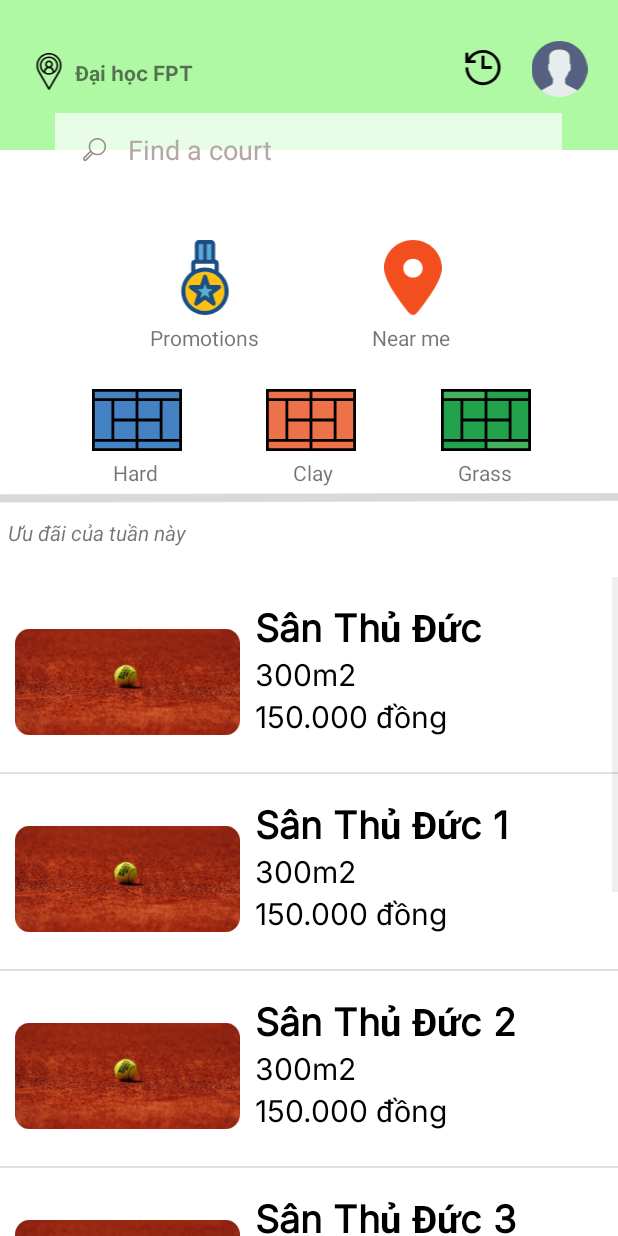
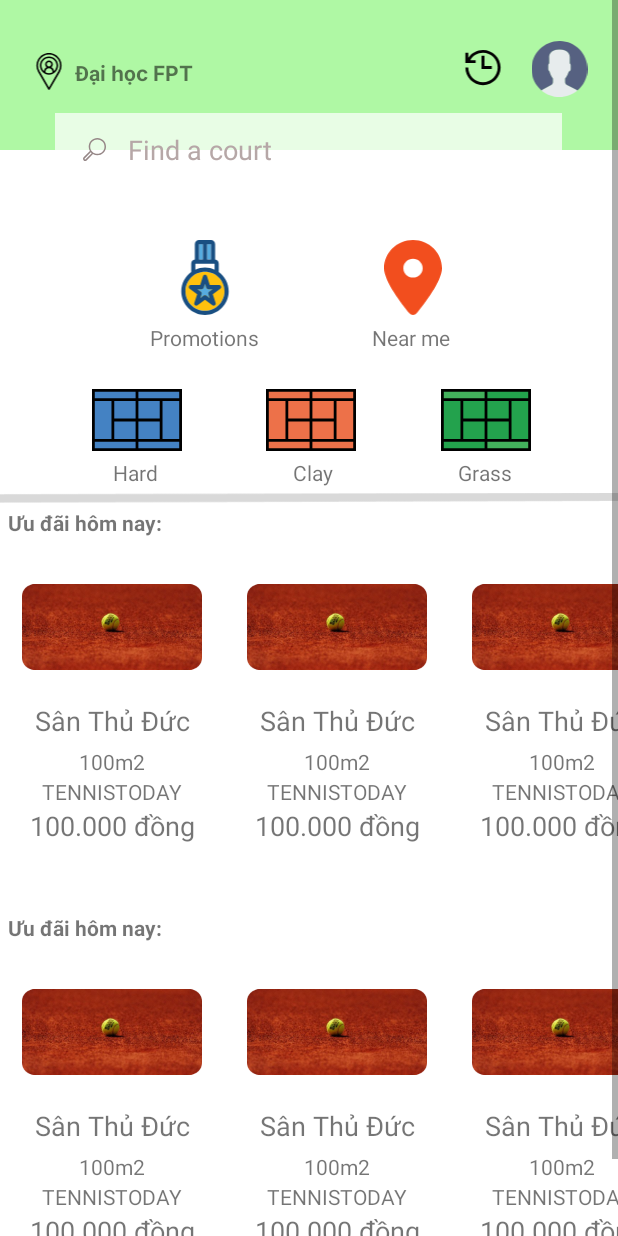
Before and after one commit to son-nct/tennis-booking-app, an Android app: the HomeActivity screen opened directly, with no data from a screen before it, on a phone screen of 412 x 824 dp. Run offline under Robolectric (Android 15) with nearby library versions, the phone set to English and light mode, and no system bars; Roboto replaces fonts that are not available here.

Commit message:
[PhucHLH] 29072022

```diff
--- a/app/build.gradle
+++ b/app/build.gradle
@@ -28,7 +28,6 @@ android {
 }
 
 dependencies {
-
     implementation 'androidx.appcompat:appcompat:1.4.1'
     implementation 'com.google.android.material:material:1.6.0'
     implementation 'androidx.constraintlayout:constraintlayout:2.1.4'
--- a/app/src/main/java/com/example/tennis_booking_app/HomeActivity.java
+++ b/app/src/main/java/com/example/tennis_booking_app/HomeActivity.java
@@ -1,31 +1,39 @@
 package com.example.tennis_booking_app;
 
 import androidx.appcompat.app.AppCompatActivity;
+import androidx.recyclerview.widget.DefaultItemAnimator;
+import androidx.recyclerview.widget.LinearLayoutManager;
+import androidx.recyclerview.widget.RecyclerView;
 
 import android.content.Intent;
 import android.graphics.Color;
 import android.os.Build;
 import android.os.Bundle;
 import android.view.View;
+import android.widget.Adapter;
 import android.widget.AdapterView;
 import android.widget.ImageView;
+import android.widget.LinearLayout;
+import android.widget.ListAdapter;
 import android.widget.ListView;
 
 import java.io.Serializable;
 import java.util.ArrayList;
+import java.util.List;
 
 public class HomeActivity extends AppCompatActivity {
     ImageView imgPromo;
     ImageView imgSearchBar, imgHard, imgClay, imgGrass, imgUser, imgHistory;
-    ArrayList<SanTennis> arrSan;
-    SanAdapter sanAdapter;
-    ListView lvUuDai;
+    List<SanKM> arrSanPromo, arrLovedCourt;
+    Adapter sanAdapter;
+    HorizontalAdapter horizontalAdapter, horizontalAdapterLoved;
+    RecyclerView viewPromo, viewLoved;
 
     @Override
     protected void onCreate(Bundle savedInstanceState) {
         super.onCreate(savedInstanceState);
         setContentView(R.layout.activity_home);
-        lvUuDai = (ListView) findViewById(R.id.lvUuDai);
+
         imgSearchBar = (ImageView) findViewById(R.id.imgSearchBar);
         imgPromo = (ImageView) findViewById(R.id.imgPromo);
         imgClay = (ImageView) findViewById(R.id.imgClay);
@@ -34,7 +42,26 @@ public class HomeActivity extends AppCompatActivity {
         imgUser = (ImageView) findViewById(R.id.imgUser);
         imgHistory = (ImageView) findViewById(R.id.imgHistory);
 
-        AnhXa();
+        viewPromo = (RecyclerView) findViewById(R.id.viewPromo);
+        viewLoved = (RecyclerView) findViewById(R.id.viewLovedCourt);
+        arrSanPromo = new ArrayList<>();
+        arrLovedCourt = new ArrayList<>();
+        horizontalAdapter = new HorizontalAdapter(this, arrSanPromo);
+        horizontalAdapterLoved = new HorizontalAdapter(this, arrLovedCourt);
+        LinearLayoutManager mLayoutManager = new LinearLayoutManager(getApplicationContext());
+        LinearLayoutManager mLayoutLoved = new LinearLayoutManager(getApplicationContext());
+        mLayoutManager.setOrientation(LinearLayoutManager.HORIZONTAL);
+        mLayoutLoved.setOrientation(LinearLayoutManager.HORIZONTAL);
+        viewPromo.setLayoutManager(mLayoutManager);
+        viewPromo.setItemAnimator(new DefaultItemAnimator());
+        viewPromo.setAdapter(horizontalAdapter);
+
+        viewLoved.setLayoutManager(mLayoutLoved);
+        viewLoved.setItemAnimator(new DefaultItemAnimator());
+        viewLoved.setAdapter(horizontalAdapterLoved);
+
+        initData();
+        initDataLoved();
 
         if (Build.VERSION.SDK_INT >= Build.VERSION_CODES.LOLLIPOP) {
             getWindow().setStatusBarColor(Color.parseColor("#AFF8A3"));
@@ -76,7 +103,7 @@ public class HomeActivity extends AppCompatActivity {
             @Override
             public void onClick(View v) {
                 Intent intent = new Intent(HomeActivity.this, SpecificCourtsActivity.class);
-                intent.putExtra("Type", "Hard");
+                intent.putExtra("sandetail", "Hard");
                 startActivity(intent);
             }
         });
@@ -85,7 +112,7 @@ public class HomeActivity extends AppCompatActivity {
             @Override
             public void onClick(View v) {
                 Intent intent = new Intent(HomeActivity.this, SpecificCourtsActivity.class);
-                intent.putExtra("Type", "Clay");
+                intent.putExtra("sandetail", "Clay");
                 startActivity(intent);
             }
         });
@@ -94,32 +121,34 @@ public class HomeActivity extends AppCompatActivity {
             @Override
             public void onClick(View v) {
                 Intent intent = new Intent(HomeActivity.this, SpecificCourtsActivity.class);
-                intent.putExtra("Type", "Grass");
-                startActivity(intent);
-            }
-        });
-
-        lvUuDai.setOnItemClickListener(new AdapterView.OnItemClickListener() {
-            @Override
-            public void onItemClick(AdapterView<?> parent, View view, int position, long id) {
-                Intent intent = new Intent(HomeActivity.this, YardDetail.class);
-                SanTennis sanTennis =arrSan.get(position);
-                intent.putExtra("sandetail", (Serializable) sanTennis );
+                intent.putExtra("sandetail", "Grass");
                 startActivity(intent);
             }
         });
     }
 
     private void AnhXa(){
-        arrSan = new ArrayList<>();
-        arrSan.add(new SanTennis("Sân Thủ Đức", "300m2", "150.000 đồng", R.drawable.san1a));
-        arrSan.add(new SanTennis("Sân Thủ Đức 1", "300m2", "150.000 đồng", R.drawable.san1a));
-        arrSan.add(new SanTennis("Sân Thủ Đức 2", "300m2", "150.000 đồng", R.drawable.san1a));
-        arrSan.add(new SanTennis("Sân Thủ Đức 3", "300m2", "150.000 đồng", R.drawable.san1a));
-        arrSan.add(new SanTennis("Sân Thủ Đức 4", "300m2", "150.000 đồng", R.drawable.san1a));
-        arrSan.add(new SanTennis("Sân Thủ Đức 5", "300m2", "150.000 đồng", R.drawable.san1a));
-        arrSan.add(new SanTennis("Sân Thủ Đức 6", "300m2", "150.000 đồng", R.drawable.san1a));
-        sanAdapter = new SanAdapter(this, R.layout.list_san, arrSan);
-        lvUuDai.setAdapter(sanAdapter);
     }
+
+    private void initData(){
+        arrSanPromo.add(new SanKM("Sân Thủ Đức", "100m2", "100.000 đồng", "TENNISTODAY", R.drawable.san1a));
+        arrSanPromo.add(new SanKM("Sân Thủ Đức", "100m2", "100.000 đồng", "TENNISTODAY", R.drawable.san1a));
+        arrSanPromo.add(new SanKM("Sân Thủ Đức", "100m2", "100.000 đồng", "TENNISTODAY", R.drawable.san1a));
+        arrSanPromo.add(new SanKM("Sân Thủ Đức", "100m2", "100.000 đồng", "TENNISTODAY", R.drawable.san1a));
+        arrSanPromo.add(new SanKM("Sân Thủ Đức", "100m2", "100.000 đồng", "TENNISTODAY", R.drawable.san1a));
+        arrSanPromo.add(new SanKM("Sân Thủ Đức", "100m2", "100.000 đồng", "TENNISTODAY", R.drawable.san1a));
+        horizontalAdapter.notifyDataSetChanged();
+    }
+
+    private void initDataLoved(){
+        arrLovedCourt.add(new SanKM("Sân Thủ Đức", "100m2", "100.000 đồng", "TENNISTODAY", R.drawable.san1a));
+        arrLovedCourt.add(new SanKM("Sân Thủ Đức", "100m2", "100.000 đồng", "TENNISTODAY", R.drawable.san1a));
+        arrLovedCourt.add(new SanKM("Sân Thủ Đức", "100m2", "100.000 đồng", "TENNISTODAY", R.drawable.san1a));
+        arrLovedCourt.add(new SanKM("Sân Thủ Đức", "100m2", "100.000 đồng", "TENNISTODAY", R.drawable.san1a));
+        arrLovedCourt.add(new SanKM("Sân Thủ Đức", "100m2", "100.000 đồng", "TENNISTODAY", R.drawable.san1a));
+        arrLovedCourt.add(new SanKM("Sân Thủ Đức", "100m2", "100.000 đồng", "TENNISTODAY", R.drawable.san1a));
+        horizontalAdapterLoved.notifyDataSetChanged();
+    }
+
+
 }
--- /dev/null
+++ b/app/src/main/java/com/example/tennis_booking_app/HorizontalAdapter.java
@@ -0,0 +1,80 @@
+package com.example.tennis_booking_app;
+
+import android.content.Context;
+import android.content.Intent;
+import android.view.LayoutInflater;
+import android.view.View;
+import android.view.ViewGroup;
+import android.widget.ImageView;
+import android.widget.RelativeLayout;
+import android.widget.TextView;
+
+import androidx.annotation.NonNull;
+import androidx.recyclerview.widget.RecyclerView;
+
+import java.io.Serializable;
+import java.util.ArrayList;
+import java.util.List;
+
+public class HorizontalAdapter extends RecyclerView.Adapter<HorizontalAdapter.MyViewHolder> {
+    private List<SanKM> arrKMList;
+    Context context;
+
+    public class MyViewHolder extends RecyclerView.ViewHolder {
+        ImageView imgHinh;
+        TextView txtTenSanPromo, txtDienTichPromo, txtPromoCode, txtGiaPromo;
+        RelativeLayout rvSan;
+
+        public MyViewHolder(@NonNull View itemView) {
+            super(itemView);
+            imgHinh = itemView.findViewById(R.id.imgHinhPromo);
+            txtTenSanPromo = itemView.findViewById(R.id.txtTenSanPromo);
+            txtDienTichPromo = itemView.findViewById(R.id.txtDienTichPromo);
+            txtPromoCode = itemView.findViewById(R.id.txtCodePromo);
+            txtGiaPromo = itemView.findViewById(R.id.txtGiaPromo);
+            rvSan = itemView.findViewById(R.id.rvSan);
+        }
+    }
+
+    public HorizontalAdapter(Context context, List<SanKM> arrKMList) {
+        this.arrKMList = arrKMList;
+        this.context = context;
+    }
+
+    @NonNull
+    @Override
+    public MyViewHolder onCreateViewHolder(@NonNull ViewGroup parent, int viewType) {
+        Context context = parent.getContext();
+        LayoutInflater layoutInflater = LayoutInflater.from(context);
+        View view = layoutInflater.inflate(R.layout.list_court_horizontal, parent, false);
+        MyViewHolder myViewHolder = new MyViewHolder(view);
+        return myViewHolder;
+    }
+
+    @Override
+    public void onBindViewHolder(@NonNull MyViewHolder holder, int position) {
+        SanKM sanKM = arrKMList.get(position);
+        System.out.println("1333333333333333333333333333333333333333321" + arrKMList.get(position).getHinh());
+        System.out.println("8888888888888888888888888888888888888888888" + holder);
+        System.out.println("999999999999999999999999999999999999999" + holder.imgHinh);
+        holder.imgHinh.setImageResource(sanKM.getHinh());
+        holder.txtTenSanPromo.setText(sanKM.getTen());
+        holder.txtDienTichPromo.setText(sanKM.getDientich());
+        holder.txtPromoCode.setText(sanKM.getPromoCode());
+        holder.txtGiaPromo.setText(sanKM.getTien());
+        holder.rvSan.setOnClickListener(new View.OnClickListener() {
+            @Override
+            public void onClick(View v) {
+                Intent intent=new Intent(context, YardDetail.class);
+                intent.putExtra("sandetail", (Serializable) sanKM);
+                context.startActivity(intent);
+            }
+        });
+    }
+
+    @Override
+    public int getItemCount() {
+        return arrKMList.size();
+    }
+
+}
--- a/app/src/main/java/com/example/tennis_booking_app/SanAdapter.java
+++ b/app/src/main/java/com/example/tennis_booking_app/SanAdapter.java
@@ -46,6 +46,7 @@ public class SanAdapter extends BaseAdapter {
         TextView txtTen=(TextView) convertView.findViewById(R.id.txtTensan);
         TextView txtDientich=(TextView) convertView.findViewById(R.id.txtDientich);
         TextView txtTien=(TextView) convertView.findViewById(R.id.txtTien);
+        TextView txtKhoangCach =(TextView) convertView.findViewById(R.id.txtKhoangCach);
 
         SanTennis san=sanTennisList.get(position);
 
@@ -53,6 +54,7 @@ public class SanAdapter extends BaseAdapter {
         txtTen.setText(san.getTen());
         txtDientich.setText(san.getDientich());
         txtTien.setText(san.getTien());
+        txtKhoangCach.setText(san.getKhoangCach());
 
         return convertView;
     }
--- a/app/src/main/java/com/example/tennis_booking_app/SanKM.java
+++ b/app/src/main/java/com/example/tennis_booking_app/SanKM.java
@@ -3,14 +3,22 @@ package com.example.tennis_booking_app;
 import java.io.Serializable;
 
 public class SanKM implements Serializable {
-    private String ten,dientich,tien;
+    private String ten,dientich,tien, promoCode;
     private int hinh;
 
-    public SanKM(String ten, String dientich, String tien, int hinh) {
+    public SanKM(String ten, String dientich, String tien, String promoCode, int hinh) {
         this.ten = ten;
         this.dientich = dientich;
         this.tien = tien;
+        this.promoCode = promoCode;
         this.hinh = hinh;
+    }
+    public String getPromoCode() {
+        return promoCode;
+    }
+
+    public void setPromoCode(String promoCode) {
+        this.promoCode = promoCode;
     }
 
     public String getTen() {
--- a/app/src/main/java/com/example/tennis_booking_app/SearchPageActivity.java
+++ b/app/src/main/java/com/example/tennis_booking_app/SearchPageActivity.java
@@ -32,7 +32,7 @@ public class SearchPageActivity extends AppCompatActivity {
                 String searchText = txtSearch.getText().toString().trim();
                 if(actionId == EditorInfo.IME_ACTION_SEARCH){
                     Intent intent = new Intent(SearchPageActivity.this, SpecificCourtsActivity.class);
-                    intent.putExtra("Type", searchText);
+                    intent.putExtra("sandetail", searchText);
                     startActivity(intent);
                     return true;
                 }
--- a/app/src/main/java/com/example/tennis_booking_app/YardDetail.java
+++ b/app/src/main/java/com/example/tennis_booking_app/YardDetail.java
@@ -24,9 +24,9 @@ public class YardDetail extends AppCompatActivity {
 
         lvSan=(ListView) findViewById(R.id.lvSan);
         arrSan=new ArrayList<>();
-        arrSan.add(new SanTennis("Sân 1A - Sân đất nện","36.57m x 18.29m","70.000 - 300.000 vnđ",R.drawable.san1a));
-        arrSan.add(new SanTennis("Sân 2A - Sân PVC","36.57m x 18.29m","100.000 - 350.000 vnđ",R.drawable.san2a));
-        arrSan.add(new SanTennis("Sân 2B - Sân cỏ","36.57m x 18.29m","150.00 - 400.000 vnđ",R.drawable.san2b));
+        arrSan.add(new SanTennis("Sân 1A - Sân đất nện","36.57m x 18.29m","70.000 - 300.000 vnđ",R.drawable.san1a, "3 km"));
+        arrSan.add(new SanTennis("Sân 2A - Sân PVC","36.57m x 18.29m","100.000 - 350.000 vnđ",R.drawable.san2a, "3 km"));
+        arrSan.add(new SanTennis("Sân 2B - Sân cỏ","36.57m x 18.29m","150.00 - 400.000 vnđ",R.drawable.san2b, "3 km"));
 
         adapter=new SanAdapter(this,R.layout.list_san,arrSan);
         lvSan.setAdapter(adapter);
--- a/app/src/main/res/layout/activity_home.xml
+++ b/app/src/main/res/layout/activity_home.xml
@@ -5,6 +5,15 @@
     android:layout_width="match_parent"
     android:layout_height="match_parent"
     tools:context=".HomeActivity">
+
+    <ScrollView
+        android:layout_width="match_parent"
+        android:layout_height="match_parent">
+
+        <LinearLayout
+            android:layout_width="match_parent"
+            android:layout_height="wrap_content"
+            android:orientation="vertical">
 
             <RelativeLayout
                 android:layout_width="match_parent"
@@ -62,8 +71,8 @@
 
             <RelativeLayout
                 android:layout_width="match_parent"
-        android:layout_height="100dp"
-        android:layout_marginTop="50dp">
+                android:layout_marginTop="-50dp"
+                android:layout_height="100dp">
 
 
                 <ImageView
@@ -90,12 +99,12 @@
                     android:text="Find a court"
                     android:textColor="#B6A7A7"
                     android:textSize="18dp" />
+
             </RelativeLayout>
 
             <RelativeLayout
                 android:layout_width="match_parent"
-        android:layout_height="175dp"
-        android:layout_marginTop="150dp">
+                android:layout_height="175dp">
 
                 <RelativeLayout
                     android:layout_width="match_parent"
@@ -213,29 +222,51 @@
             <ImageView
                 android:layout_width="wrap_content"
                 android:layout_height="wrap_content"
-        android:layout_marginTop="325dp"
                 app:srcCompat="@drawable/line" />
 
-    <RelativeLayout
+            <LinearLayout
+                android:id="@+id/linearView"
                 android:layout_width="match_parent"
-        android:layout_height="match_parent"
-        android:layout_marginTop="335dp">
+                android:layout_height="270dp"
+                android:orientation="vertical">
 
                 <TextView
                     android:layout_width="wrap_content"
                     android:layout_height="wrap_content"
                     android:layout_marginLeft="5dp"
-            android:layout_marginTop="10dp"
-            android:text="Ưu đãi của tuần này"
-            android:textStyle="italic" />
+                    android:text="Ưu đãi hôm nay:"
+                    android:textSize="14dp"
+                    android:textStyle="bold" />
 
-        <ListView
-            android:id="@+id/lvUuDai"
+                <androidx.recyclerview.widget.RecyclerView
+                    android:id="@+id/viewPromo"
                     android:layout_width="match_parent"
-            android:layout_height="461dp"
-            android:layout_alignParentTop="true"
-            android:layout_marginTop="49dp" />
+                    android:layout_height="240dp" />
+
+            </LinearLayout>
+
+            <LinearLayout
+                android:id="@+id/linear1"
+                android:layout_width="match_parent"
+                android:layout_height="270dp"
+                android:orientation="vertical">
+
+                <TextView
+                    android:layout_width="wrap_content"
+                    android:layout_height="wrap_content"
+                    android:layout_marginLeft="5dp"
+                    android:text="Ưu đãi hôm nay:"
+                    android:textSize="14dp"
+                    android:textStyle="bold" />
+
+                <androidx.recyclerview.widget.RecyclerView
+                    android:id="@+id/viewLovedCourt"
+                    android:layout_width="match_parent"
+                    android:layout_height="240dp" />
+
+            </LinearLayout>
+        </LinearLayout>
+    </ScrollView>
+
 
 </RelativeLayout>
-
-</RelativeLayout>
--- a/app/src/main/res/layout/activity_promotion.xml
+++ b/app/src/main/res/layout/activity_promotion.xml
@@ -18,13 +18,14 @@
         app:srcCompat="@drawable/ic_arrow_arrow_left_left_svgrepo_com"
         tools:ignore="MissingConstraints" />
 
+
     <TextView
         android:id="@+id/tvPromotion"
         android:layout_width="wrap_content"
         android:layout_height="wrap_content"
         android:layout_centerHorizontal="true"
-        android:layout_marginStart="96dp"
-        android:layout_marginTop="40dp"
+        android:layout_marginStart="92dp"
+        android:layout_marginTop="32dp"
         android:fontFamily="@font/inter_bold"
         android:text="Khuyến mãi"
         android:textColor="@color/black"
@@ -32,7 +33,6 @@
         app:layout_constraintStart_toStartOf="parent"
         app:layout_constraintTop_toTopOf="parent"
         tools:ignore="MissingConstraints" />
-
 
     <ImageView
         android:id="@+id/imageSetting"
--- /dev/null
+++ b/app/src/main/res/layout/list_court_horizontal.xml
@@ -0,0 +1,50 @@
+<?xml version="1.0" encoding="utf-8"?>
+<RelativeLayout xmlns:android="http://schemas.android.com/apk/res/android"
+    xmlns:app="http://schemas.android.com/apk/res-auto"
+    android:id="@+id/rvSan"
+    android:layout_width="150dp"
+    android:layout_height="210dp">
+
+
+    <ImageView
+        android:id="@+id/imgHinhPromo"
+        android:layout_width="120dp"
+        android:layout_height="120dp"
+        android:layout_centerHorizontal="true" />
+
+    <TextView
+        android:id="@+id/txtTenSanPromo"
+        android:layout_width="wrap_content"
+        android:layout_height="wrap_content"
+        android:layout_centerHorizontal="true"
+        android:layout_marginTop="110dp"
+        android:text="Tên sân nè"
+        android:textSize="18dp" />
+
+    <TextView
+        android:id="@+id/txtDienTichPromo"
+        android:layout_width="wrap_content"
+        android:layout_height="wrap_content"
+        android:layout_centerHorizontal="true"
+        android:layout_marginTop="140dp"
+        android:text="Diện tích"
+        android:textSize="14dp" />
+
+    <TextView
+        android:id="@+id/txtCodePromo"
+        android:layout_width="wrap_content"
+        android:layout_height="wrap_content"
+        android:layout_centerHorizontal="true"
+        android:layout_marginTop="160dp"
+        android:text="Discount code"
+        android:textSize="14dp" />
+
+    <TextView
+        android:id="@+id/txtGiaPromo"
+        android:layout_width="wrap_content"
+        android:layout_height="wrap_content"
+        android:layout_centerHorizontal="true"
+        android:layout_marginTop="180dp"
+        android:text="giá tiền"
+        android:textSize="18dp" />
+</RelativeLayout>
--- a/app/src/main/res/layout/list_san.xml
+++ b/app/src/main/res/layout/list_san.xml
@@ -14,14 +14,15 @@
         android:id="@+id/txtTensan"
         android:layout_width="wrap_content"
         android:layout_height="wrap_content"
-        android:layout_marginLeft="10dp"
+        android:layout_marginLeft="9dp"
         android:layout_marginTop="15dp"
         android:layout_toRightOf="@+id/imgHinh"
+        android:fontFamily="@font/inter"
         android:text="Tên Sân"
+        android:textColor="@color/black"
         android:textSize="25dp"
-        android:textStyle="bold"
-        android:fontFamily="@font/inter"
-        android:textColor="@color/black"/>
+        android:textStyle="bold" />
+
     <TextView
         android:id="@+id/txtDientich"
         android:layout_toRightOf="@id/imgHinh"
@@ -39,10 +40,20 @@
         android:layout_width="wrap_content"
         android:layout_height="wrap_content"
         android:layout_below="@+id/txtDientich"
+        android:layout_marginLeft="10dp"
         android:layout_toRightOf="@id/imgHinh"
-        android:layout_marginLeft="10dp"
+        android:fontFamily="@font/inter"
         android:text="Giá Tiền"
-        android:textSize="20dp"
         android:textColor="@color/black"
-        android:fontFamily="@font/inter"/>
+        android:textSize="20dp" />
+
+    <TextView
+        android:id="@+id/txtKhoangCach"
+        android:layout_width="wrap_content"
+        android:layout_height="wrap_content"
+        android:layout_below="@+id/txtTien"
+        android:layout_marginStart="10dp"
+        android:layout_marginTop="3dp"
+        android:layout_toEndOf="@+id/imgHinh"
+        android:text="Khoảng cách" />
 </RelativeLayout>
```
Also changed, not shown: app/src/main/AndroidManifest.xml (+6 -1 lines), app/src/main/java/com/example/tennis_booking_app/DetailsPromotion.java (+5 -3 lines), app/src/main/java/com/example/tennis_booking_app/SanTennis.java (+11 -2 lines), app/src/main/java/com/example/tennis_booking_app/SpecificCourtsActivity.java (+54 -43 lines). Lines whose indentation alone changed are shown as unchanged.
